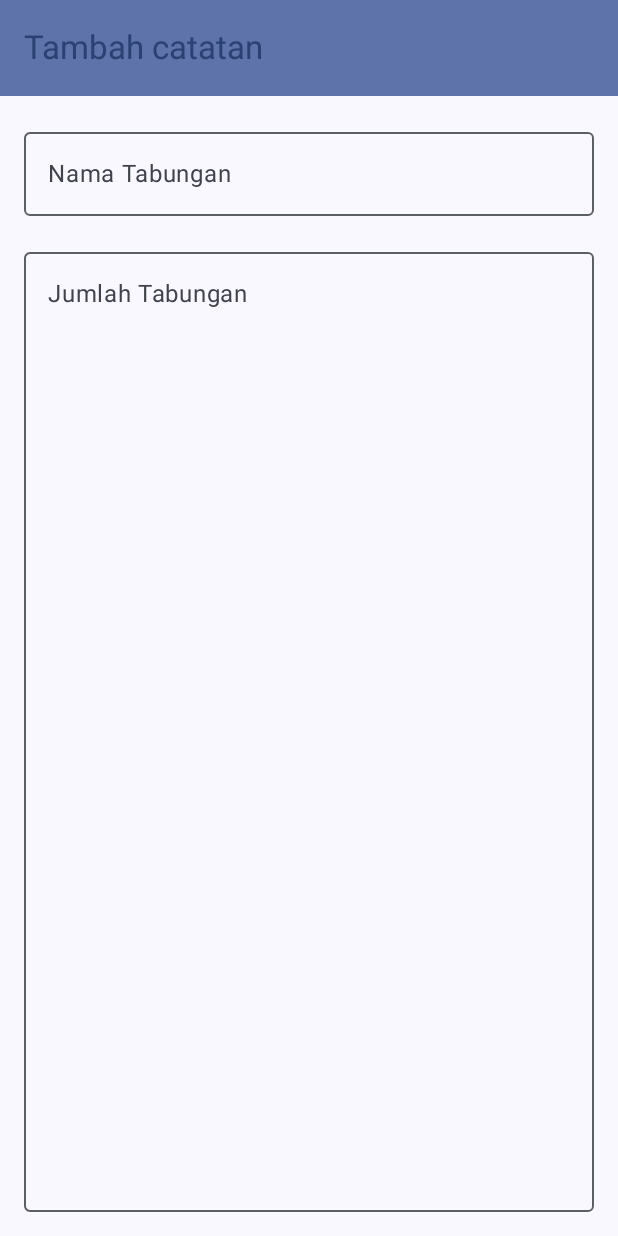
After one commit to evanpratama470123/Assessment2_Mobpro, an Android app built with Jetpack Compose: the DetailScreen screen opened through its navigation route, on a phone screen of 412 x 824 dp. The commit adds this screen. Run offline under Robolectric (Android 15) with nearby library versions, the phone set to English and light mode, and no system bars.

Commit message:
Membuat tampilan form catatan

```diff
--- a/app/src/main/java/com/evanpratama0137/ciciluang/navigation/NavGraph.kt
+++ b/app/src/main/java/com/evanpratama0137/ciciluang/navigation/NavGraph.kt
@@ -5,6 +5,7 @@ import androidx.navigation.NavHostController
 import androidx.navigation.compose.NavHost
 import androidx.navigation.compose.composable
 import androidx.navigation.compose.rememberNavController
+import com.evanpratama0137.ciciluang.ui.screen.DetailScreen
 import com.evanpratama0137.ciciluang.ui.screen.MainScreen
 
 @Composable
@@ -16,5 +17,9 @@ fun SetupNavGraph(navController: NavHostController = rememberNavController()) {
         composable(route = Screen.Home.route) {
             MainScreen()
         }
+        composable(route = Screen.FormBaru.route) {
+            DetailScreen()
+        }
+
     }
 }
--- a/app/src/main/java/com/evanpratama0137/ciciluang/navigation/Screen.kt
+++ b/app/src/main/java/com/evanpratama0137/ciciluang/navigation/Screen.kt
@@ -2,4 +2,5 @@ package com.evanpratama0137.ciciluang.navigation
 
 sealed class Screen(val route: String) {
     data object Home: Screen("mainscreen")
+    data object FormBaru: Screen("detailscreen")
 }
--- /dev/null
+++ b/app/src/main/java/com/evanpratama0137/ciciluang/ui/screen/DetailScreen.kt
@@ -0,0 +1,101 @@
+package com.evanpratama0137.ciciluang.ui.screen
+
+import android.content.res.Configuration
+import androidx.compose.foundation.layout.Arrangement
+import androidx.compose.foundation.layout.Column
+import androidx.compose.foundation.layout.fillMaxSize
+import androidx.compose.foundation.layout.fillMaxWidth
+import androidx.compose.foundation.layout.padding
+import androidx.compose.foundation.text.KeyboardOptions
+import androidx.compose.material3.ExperimentalMaterial3Api
+import androidx.compose.material3.MaterialTheme
+import androidx.compose.material3.OutlinedTextField
+import androidx.compose.material3.Scaffold
+import androidx.compose.material3.Text
+import androidx.compose.material3.TopAppBar
+import androidx.compose.material3.TopAppBarDefaults
+import androidx.compose.runtime.Composable
+import androidx.compose.runtime.getValue
+import androidx.compose.runtime.mutableStateOf
+import androidx.compose.runtime.remember
+import androidx.compose.runtime.setValue
+import androidx.compose.ui.Modifier
+import androidx.compose.ui.res.stringResource
+import androidx.compose.ui.text.input.ImeAction
+import androidx.compose.ui.text.input.KeyboardCapitalization
+import androidx.compose.ui.text.input.KeyboardType
+import androidx.compose.ui.tooling.preview.Preview
+import androidx.compose.ui.unit.dp
+import com.evanpratama0137.ciciluang.R
+import com.evanpratama0137.ciciluang.ui.theme.CicilUangTheme
+
+@OptIn(ExperimentalMaterial3Api::class)
+@Composable
+fun DetailScreen() {
+    var namaTabungan by remember { mutableStateOf("") }
+    var jumlahTabungan by remember { mutableStateOf("") }
+
+    Scaffold(
+        topBar = {
+            TopAppBar(
+                title = {
+                    Text(text = stringResource(id = R.string.tambah_catatan))
+                },
+                colors = TopAppBarDefaults.mediumTopAppBarColors(
+                    containerColor = MaterialTheme.colorScheme.primaryContainer,
+                    titleContentColor = MaterialTheme.colorScheme.primary,
+                )
+            )
+        }
+    ) { padding ->
+        FormCatatan(
+            namaTabungan = namaTabungan,
+            onNamaTabunganChange = { namaTabungan = it },
+            jumlahTabungan = jumlahTabungan,
+            onJumlahTabunganChange = { jumlahTabungan = it },
+            modifier = Modifier.padding(padding)
+        )
+    }
+}
+
+@Preview(showBackground = true)
+@Preview(uiMode = Configuration.UI_MODE_NIGHT_YES, showBackground = true)
+@Composable
+fun DetailScreenPreview() {
+    CicilUangTheme {
+        DetailScreen()
+    }
+}
+
+@Composable
+fun FormCatatan(
+    namaTabungan: String, onNamaTabunganChange: (String) -> Unit,
+    jumlahTabungan: String, onJumlahTabunganChange: (String) -> Unit,
+    modifier: Modifier
+) {
+    Column(
+        modifier = modifier.fillMaxSize().padding(16.dp),
+        verticalArrangement = Arrangement.spacedBy(16.dp)
+    ) {
+        OutlinedTextField(
+            value = namaTabungan,
+            onValueChange = { onNamaTabunganChange(it) },
+            label = { Text(text = stringResource(R.string.nama_tabungan)) },
+            singleLine = true,
+            keyboardOptions = KeyboardOptions(
+                capitalization = KeyboardCapitalization.Words,
+                imeAction = ImeAction.Next
+            ),
+            modifier = Modifier.fillMaxWidth()
+        )
+        OutlinedTextField(
+            value = jumlahTabungan,
+            onValueChange = { onJumlahTabunganChange(it) },
+            label = { Text(text = stringResource(R.string.jumlah_tabungan)) },
+            keyboardOptions = KeyboardOptions(
+                keyboardType = KeyboardType.Number,
+            ),
+            modifier = Modifier.fillMaxSize()
+        )
+    }
+}
--- a/app/src/main/java/com/evanpratama0137/ciciluang/ui/screen/MainViewModel.kt
+++ b/app/src/main/java/com/evanpratama0137/ciciluang/ui/screen/MainViewModel.kt
@@ -10,30 +10,43 @@ class MainViewModel : ViewModel() {
             1,
             "Tabungan Laptop",
             10_000_000,
-            "Tabungan ini diperuntukkan untuk membeli laptop",
+            "Tabungan ini diperuntukkan untuk membeli laptop. Laptop harganya mahal, tentu perlu uang dalam jumlah besar.",
             "2025-06-20"
         ),
         Tabungan(
             2,
             "Tabungan HP",
             3_500_000,
-            "Tabungan ini diperuntukkan untuk membeli HP",
+            "Tabungan ini diperuntukkan untuk membeli HP. Menjelang bulan Juni biasanya banyak promo.",
             "2025-05-25"
         ),
         Tabungan(
             3,
             "Dana Darurat",
             4_000_000,
-            "Uang untuk keperluan yang darurat / segera",
+            "Uang untuk keperluan yang darurat / segera. Jadi ada uang yang bisa dipakai kalau tiba-tiba butuh uang.",
             "2025-06-15"
         ),
         Tabungan(
             4,
             "Tabungan Liburan",
             5_000_000,
-            "Tabungan untuk nanti liburan",
+            "Tabungan untuk nanti liburan, sebentar lagi masuk musim liburan. Rencana nya sih mau ke Bogor.",
             "2025-05-10"
-
+        ),
+        Tabungan(
+            5,
+            "Tabungan Sekolah",
+            4_000_000,
+            "Tabungan untuk keperluan sekolah. Jaga-jaga untuk masa depan agar pendidikannya terjaga.",
+            "2025-06-10"
+        ),
+        Tabungan(
+            6,
+            "Beli Kulkas",
+            3_000_000,
+            "Belakangan ini lagi butuh kulkas untuk menyimpan makanan yang tidak langsung habis.",
+            "2025-05-05"
         )
     )
 }
--- a/app/src/main/res/values/strings.xml
+++ b/app/src/main/res/values/strings.xml
@@ -4,4 +4,9 @@
     <string name="x_diklik">%1$s diklik!</string>
     <string name="tambah_catatan">Tambah catatan</string>
     <string name="belum_bisa">Belum bisa tambah catatan.</string>
+    <string name="nama_tabungan">Nama Tabungan</string>
+    <string name="jumlah_tabungan">Jumlah Tabungan</string>
+    <string name="deskripsi_tabungan">Deskripsi Tabungan</string>
+    <string name="tanggal_tabungan">Tanggal Tabungan</string>
+
 </resources>
```
